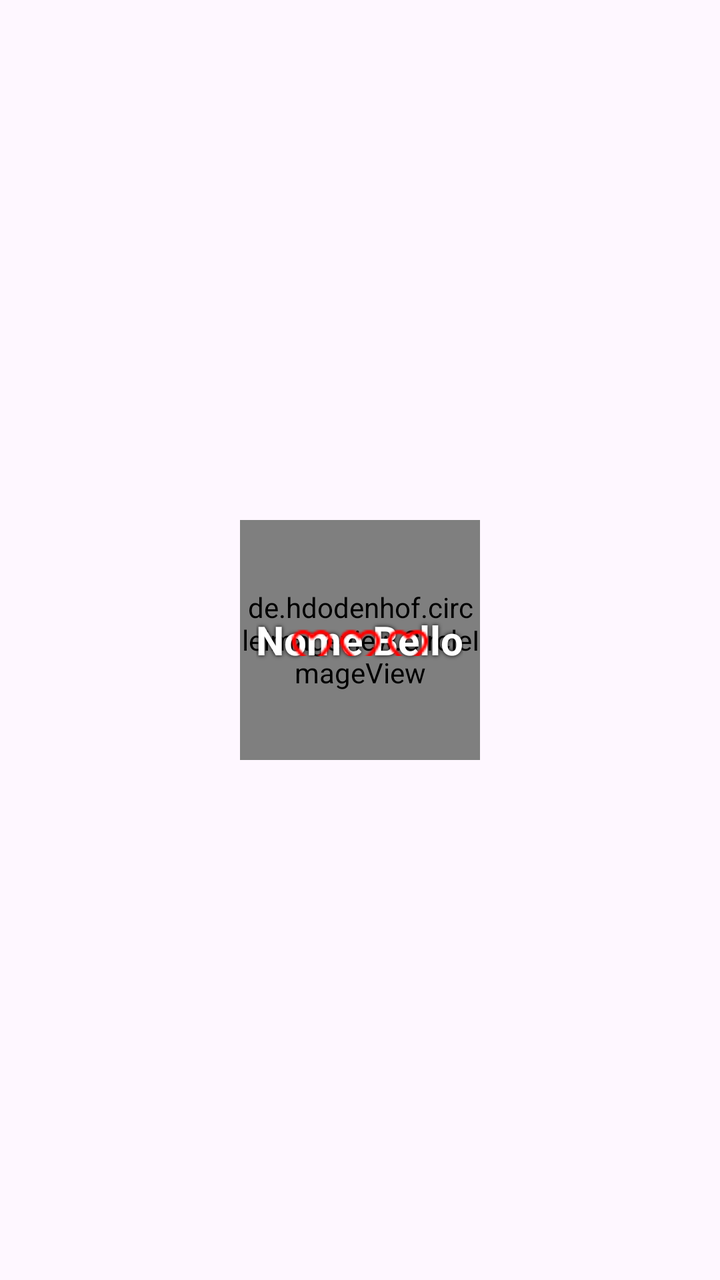
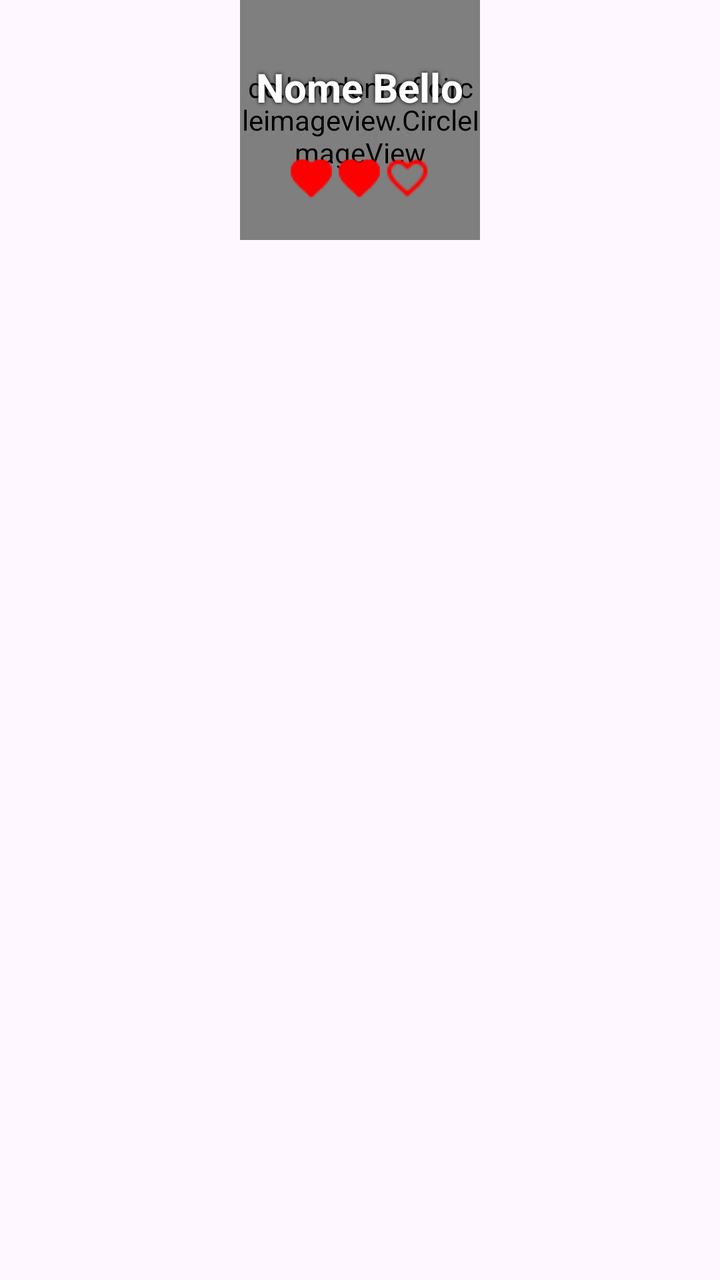

Screens rendered from an Android XML layout before and after an edit, with the pre-edit source and the edit as a unified diff.
<!-- AndroidManifest.xml: application theme Theme.AppPet -->
<!-- res/layout/animali_image_item.xml -->
<?xml version="1.0" encoding="utf-8"?>
<FrameLayout android:id="@+id/carousel_item_container"
    android:layout_width="match_parent"
    android:layout_height="match_parent"
    android:foreground="?attr/selectableItemBackground"
    app:shapeAppearance="?attr/shapeAppearanceCornerExtraLarge"
    xmlns:app="http://schemas.android.com/apk/res-auto"
    xmlns:android="http://schemas.android.com/apk/res/android">

    <de.hdodenhof.circleimageview.CircleImageView
        android:layout_gravity="center"
        android:id="@+id/cane_BTN"
        android:layout_width="120dp"
        android:layout_height="120dp"
        android:src="@drawable/cane"
        app:civ_border_width="4dp"
        app:civ_border_color="@color/sfondo_search"/>

    <TextView
        android:layout_gravity="center"
        android:layout_width="wrap_content"
        android:layout_height="wrap_content"
        android:text="Nome Bello"
        android:textStyle="bold"
        android:textSize="20dp"
        android:textColor="@color/white"
        android:shadowColor="@color/black"
        android:shadowRadius="5"/>

    <RatingBar
        android:layout_marginBottom=""
        android:layout_gravity="center"
        android:layout_width="wrap_content"
        android:layout_height="wrap_content"
        android:scrollbarSize="10dp"
        style="@style/custom_ratingbar"
        android:numStars="3"/>



</FrameLayout>
<!-- resources referenced by this layout -->
<resources>
  <color name="black">#FF000000</color>
  <color name="sfondo_search">#EBEBEB</color>
  <color name="white">#FFFFFFFF</color>
  <!-- drawable cane: png bitmap (drawable, 63538 bytes) -->
  <style name="custom_ratingbar" parent="Widget.AppCompat.RatingBar.Small">
          <item name="android:progressDrawable">@drawable/custom_ratingbar</item>
      </style>
  <style name="Theme.AppPet" parent="Base.Theme.AppPet" />
  <!-- drawable custom_ratingbar (drawable) -->
  <?xml version="1.0" encoding="utf-8"?>
  <layer-list xmlns:android="http://schemas.android.com/apk/res/android">
      
      <item android:id="@android:id/background"
          android:drawable="@drawable/empty_heart" />
      
      <item android:id="@android:id/secondaryProgress"
          android:drawable="@drawable/half_heart" />
      
      <item android:id="@android:id/progress"
          android:drawable="@drawable/full_heart" />
  </layer-list>
  <style name="Base.Theme.AppPet" parent="Theme.Material3.DayNight.NoActionBar">
          
          
      </style>
  <!-- drawable empty_heart: png bitmap (drawable, 360 bytes) -->
  <!-- drawable half_heart: png bitmap (drawable, 337 bytes) -->
  <!-- drawable full_heart: png bitmap (drawable, 311 bytes) -->
</resources>

<!-- the commit's change to res/layout/animali_image_item.xml (unified diff, before → after) -->
@@ -8,7 +8,7 @@
     xmlns:android="http://schemas.android.com/apk/res/android">
 
     <de.hdodenhof.circleimageview.CircleImageView
-        android:layout_gravity="center"
+        android:layout_gravity="center_horizontal"
         android:id="@+id/cane_BTN"
         android:layout_width="120dp"
         android:layout_height="120dp"
@@ -16,26 +16,33 @@
         app:civ_border_width="4dp"
         app:civ_border_color="@color/sfondo_search"/>
 
-    <TextView
-        android:layout_gravity="center"
+    <LinearLayout
+        android:layout_gravity="center_horizontal"
         android:layout_width="wrap_content"
         android:layout_height="wrap_content"
-        android:text="Nome Bello"
-        android:textStyle="bold"
-        android:textSize="20dp"
-        android:textColor="@color/white"
-        android:shadowColor="@color/black"
-        android:shadowRadius="5"/>
+        android:orientation="vertical">
 
-    <RatingBar
-        android:layout_marginBottom=""
-        android:layout_gravity="center"
-        android:layout_width="wrap_content"
-        android:layout_height="wrap_content"
-        android:scrollbarSize="10dp"
-        style="@style/custom_ratingbar"
-        android:numStars="3"/>
+        <TextView
+            android:layout_gravity="center"
+            android:layout_width="wrap_content"
+            android:layout_height="wrap_content"
+            android:text="Nome Bello"
+            android:textStyle="bold"
+            android:textSize="20dp"
+            android:textColor="@color/white"
+            android:shadowColor="@color/black"
+            android:shadowRadius="5"
+            android:layout_marginTop="30dp"
+            android:layout_marginBottom="20dp"/>
 
-
+        <RatingBar
+            android:layout_gravity="center"
+            android:layout_width="wrap_content"
+            android:layout_height="wrap_content"
+            android:scrollbarSize="10dp"
+            android:rating="2"
+            style="@style/custom_ratingbar"
+            android:numStars="3" />
+    </LinearLayout>
 
 </FrameLayout>
<!-- resource entries referenced after the edit -->
@@ -6,6 +6,7 @@
   <!-- drawable cane: png bitmap (drawable, 63538 bytes) -->
   <style name="custom_ratingbar" parent="Widget.AppCompat.RatingBar.Small">
           <item name="android:progressDrawable">@drawable/custom_ratingbar</item>
+          <item name="android:maxHeight">48dp</item>
       </style>
   <style name="Theme.AppPet" parent="Base.Theme.AppPet" />
   <!-- drawable custom_ratingbar (drawable) -->
